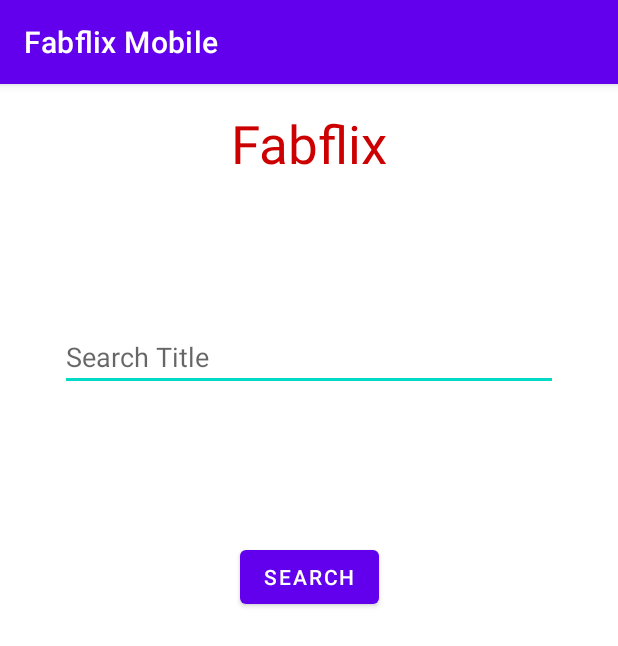
After one commit to avieyra3/FabFlix, an Android app: the MainActivity screen opened directly, with no data from a screen before it, on a phone screen of 412 x 824 dp. The commit adds this screen. Shown: the top 646 px of the screen. Run offline under Robolectric (Android 15) with nearby library versions, the phone set to English and light mode, and no system bars; our stand-ins replace Volley; network calls fail.

Commit message:
Add main page with fulltext search and add get request to MovieListActivity

```diff
--- a/Android/app/src/main/AndroidManifest.xml
+++ b/Android/app/src/main/AndroidManifest.xml
@@ -12,6 +12,7 @@
         android:theme="@style/Theme.MyApplication"
         android:usesCleartextTraffic="false">
         <activity android:name=".ui.movielist.MovieListActivity" />
+        <activity android:name=".ui.mainpage.MainActivity" />
         <activity
             android:name=".ui.login.LoginActivity"
             android:exported="true">
--- /dev/null
+++ b/Android/app/src/main/java/edu/uci/ics/fabflixmobile/ui/mainpage/MainActivity.java
@@ -0,0 +1,55 @@
+package edu.uci.ics.fabflixmobile.ui.mainpage;
+
+import android.annotation.SuppressLint;
+import android.content.Intent;
+import android.os.Bundle;
+import android.util.Log;
+import android.widget.Button;
+import android.widget.EditText;
+import android.widget.TextView;
+import androidx.appcompat.app.AppCompatActivity;
+import com.android.volley.Request;
+import com.android.volley.RequestQueue;
+import com.android.volley.toolbox.StringRequest;
+import edu.uci.ics.fabflixmobile.data.NetworkManager;
+import edu.uci.ics.fabflixmobile.databinding.ActivityMainBinding;
+import edu.uci.ics.fabflixmobile.ui.login.LoginActivity;
+import edu.uci.ics.fabflixmobile.ui.movielist.MovieListActivity;
+import org.json.JSONArray;
+import org.json.JSONException;
+import org.json.JSONObject;
+
+import java.util.HashMap;
+import java.util.Map;
+
+public class MainActivity extends AppCompatActivity {
+    private EditText searchBar;
+    private final String host = "10.0.2.2";
+    private final String port = "8443";
+    private final String domain = "s23_122b_web_dev_war";
+    private final String baseURL = "https://" + host + ":" + port + "/" + domain;
+
+    @Override
+    public void onCreate(Bundle savedInstanceState) {
+        super.onCreate(savedInstanceState);
+
+        ActivityMainBinding binding = ActivityMainBinding.inflate(getLayoutInflater());
+        // upon creation, inflate and initialize the layout
+        setContentView(binding.getRoot());
+
+        searchBar = binding.searchBar;
+        final Button searchButton = binding.searchButton;
+
+        //assign a listener to call a function to handle the user request when clicking a button
+        searchButton.setOnClickListener(view -> search());
+    }
+
+    @SuppressLint("SetTextI18n")
+    public void search() {
+        // initialize the activity(page)/destination
+        Intent MovieListPage = new Intent(MainActivity.this, MovieListActivity.class);
+        MovieListPage.putExtra("title", searchBar.getText().toString());
+        // activate the list page.
+        startActivity(MovieListPage);
+    }
+}
--- /dev/null
+++ b/Android/app/src/main/res/layout/activity_main.xml
@@ -0,0 +1,55 @@
+<?xml version="1.0" encoding="utf-8"?>
+<androidx.constraintlayout.widget.ConstraintLayout xmlns:android="http://schemas.android.com/apk/res/android"
+                                                   xmlns:app="http://schemas.android.com/apk/res-auto"
+                                                   xmlns:tools="http://schemas.android.com/tools"
+                                                   android:id="@+id/container"
+                                                   android:layout_width="match_parent"
+                                                   android:layout_height="match_parent"
+                                                   android:paddingLeft="@dimen/activity_horizontal_margin"
+                                                   android:paddingTop="@dimen/activity_vertical_margin"
+                                                   android:paddingRight="@dimen/activity_horizontal_margin"
+                                                   android:paddingBottom="@dimen/activity_vertical_margin"
+                                                   tools:context=".ui.mainpage.MainActivity">
+
+    <TextView
+            android:id="@+id/title"
+            android:layout_width="wrap_content"
+            android:layout_height="wrap_content"
+            android:layout_centerHorizontal="true"
+            android:text="@string/fabflix"
+            android:textColor="@color/red"
+            android:textSize="35sp"
+            app:layout_constraintEnd_toEndOf="parent"
+            app:layout_constraintStart_toStartOf="parent"
+            app:layout_constraintTop_toTopOf="parent" />
+
+    <EditText
+            android:id="@+id/search_bar"
+            android:layout_width="0dp"
+            android:layout_height="wrap_content"
+            android:layout_marginStart="24dp"
+            android:layout_marginTop="96dp"
+            android:layout_marginEnd="24dp"
+            android:hint="@string/search_bar"
+            android:inputType="text"
+            android:selectAllOnFocus="true"
+            app:layout_constraintEnd_toEndOf="parent"
+            app:layout_constraintStart_toStartOf="parent"
+            app:layout_constraintTop_toBottomOf="@+id/title" />
+
+    <Button
+            android:id="@+id/search_button"
+            android:layout_width="wrap_content"
+            android:layout_height="wrap_content"
+            android:layout_gravity="start"
+            android:layout_marginStart="48dp"
+            android:layout_marginTop="16dp"
+            android:layout_marginEnd="48dp"
+            android:layout_marginBottom="64dp"
+            android:text="@string/search_button"
+            app:layout_constraintBottom_toBottomOf="parent"
+            app:layout_constraintEnd_toEndOf="parent"
+            app:layout_constraintStart_toStartOf="parent"
+            app:layout_constraintTop_toBottomOf="@+id/search_bar"
+            app:layout_constraintVertical_bias="0.2" />
+</androidx.constraintlayout.widget.ConstraintLayout>
--- a/Android/app/src/main/res/values/strings.xml
+++ b/Android/app/src/main/res/values/strings.xml
@@ -1,5 +1,6 @@
 <resources>
     <string name="app_name">Fabflix Mobile</string>
+    <string name="fabflix">Fabflix</string>
     <!-- Strings related to login -->
     <string name="prompt_email">Username</string>
     <string name="prompt_password">Password</string>
@@ -9,5 +10,7 @@
     <string name="invalid_username">Not a valid username</string>
     <string name="invalid_password">Password must be >2 characters</string>
     <string name="login_failed">"Login failed"</string>
-    <string name="fabflix">Fabflix</string>
+    <!-- Strings related to main -->
+    <string name="search_bar">Search Title</string>
+    <string name="search_button">Search</string>
 </resources>
```
Also changed, not shown: Android/app/src/main/java/edu/uci/ics/fabflixmobile/ui/login/LoginActivity.java (+4 -12 lines), Android/app/src/main/java/edu/uci/ics/fabflixmobile/ui/movielist/MovieListActivity.java (+51 -0 lines).
